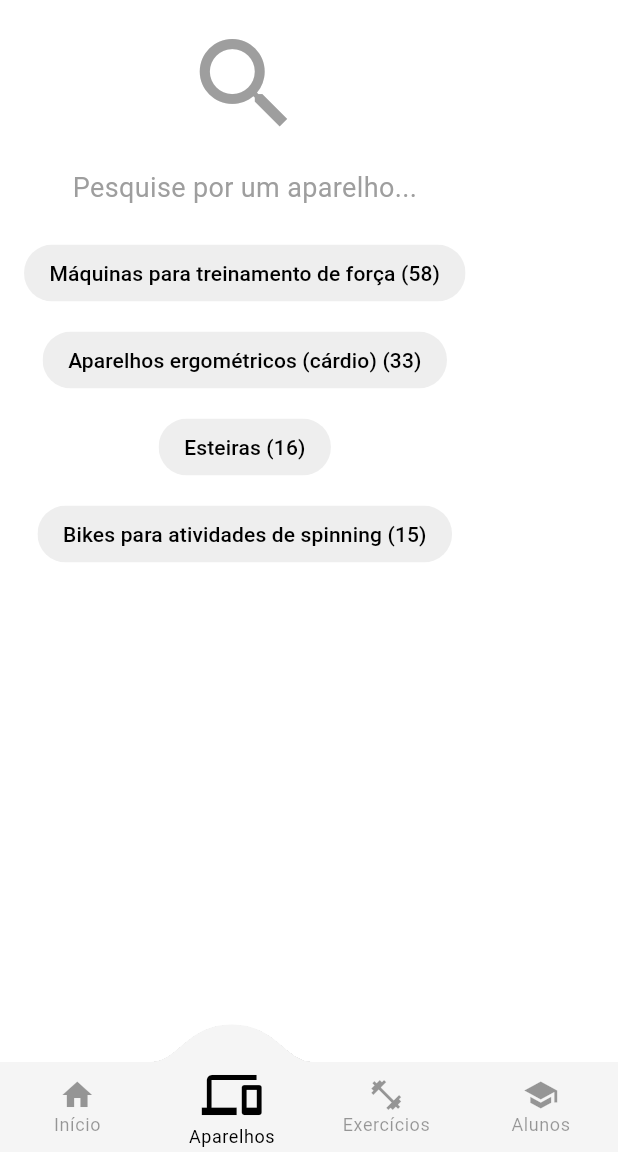
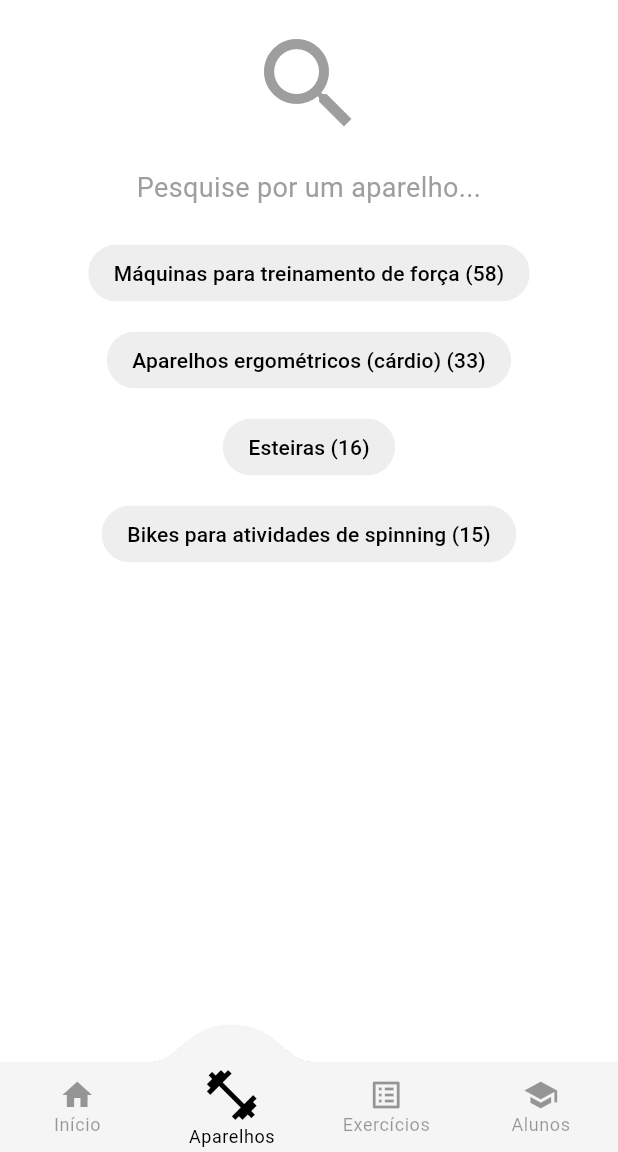
Before and after one commit to tiagostmg/academia-unifor, a Flutter app: the AdminConvexBottomBar screen opened directly, on a phone screen of 412 x 824 dp, the part 84-1236 px from its top. Run offline on Flutter 3.47's test engine with Material 3 defaults, Android fonts, the phone set to English and light mode, and no system bars; drawn by our look-alikes of convex_bottom_bar; our stand-ins replace animate_do, card_swiper, flutter_dotenv, flutter_svg, font_awesome_flutter, go_router.

Commit message:
Update EquipmentsScreen layout and navigation; enhance search section and adjust bottom bar items

```diff
--- a/lib/routes/router.dart
+++ b/lib/routes/router.dart
@@ -42,7 +42,8 @@ final GoRouter router = GoRouter(
     GoRoute(path: '/admin', builder: (context, state) => const AdminScreen()),
     GoRoute(
       path: '/admin/equipments',
-      builder: (context, state) => const EquipmentsScreen(),
+      pageBuilder:
+          (context, state) => NoTransitionPage(child: const EquipmentsScreen()),
     ),
   ],
 );
--- a/lib/screens/admin/equipments_screen.dart
+++ b/lib/screens/admin/equipments_screen.dart
@@ -160,13 +160,18 @@ class _EmptySearchSection extends StatelessWidget {
 
   @override
   Widget build(BuildContext context) {
-    return Column(
+    return Center(
+      child: ConstrainedBox(
+        constraints: const BoxConstraints(maxWidth: 600),
+        child: Column(
+          crossAxisAlignment: CrossAxisAlignment.center,
           children: [
             const Icon(Icons.search, size: 80, color: Colors.grey),
             const SizedBox(height: 16),
             const Text(
               "Pesquise por um aparelho...",
               style: TextStyle(fontSize: 18, color: Colors.grey),
+              textAlign: TextAlign.center,
             ),
             const SizedBox(height: 20),
             Wrap(
@@ -190,6 +195,8 @@ class _EmptySearchSection extends StatelessWidget {
                   }).toList(),
             ),
           ],
+        ),
+      ),
     );
   }
 }
--- a/lib/widgets/admin/admin_convex_bottom_bar.dart
+++ b/lib/widgets/admin/admin_convex_bottom_bar.dart
@@ -46,8 +46,8 @@ class AdminConvexBottomBar extends StatelessWidget {
         },
         items: const [
           TabItem(icon: Icons.home, title: 'Início'),
-          TabItem(icon: Icons.devices, title: 'Aparelhos'),
-          TabItem(icon: Icons.fitness_center, title: 'Exercícios'),
+          TabItem(icon: Icons.fitness_center, title: 'Aparelhos'),
+          TabItem(icon: Icons.list_alt, title: 'Exercícios'),
           TabItem(icon: Icons.school, title: 'Alunos'),
         ],
       ),
```
Lines whose indentation alone changed are shown as unchanged.
